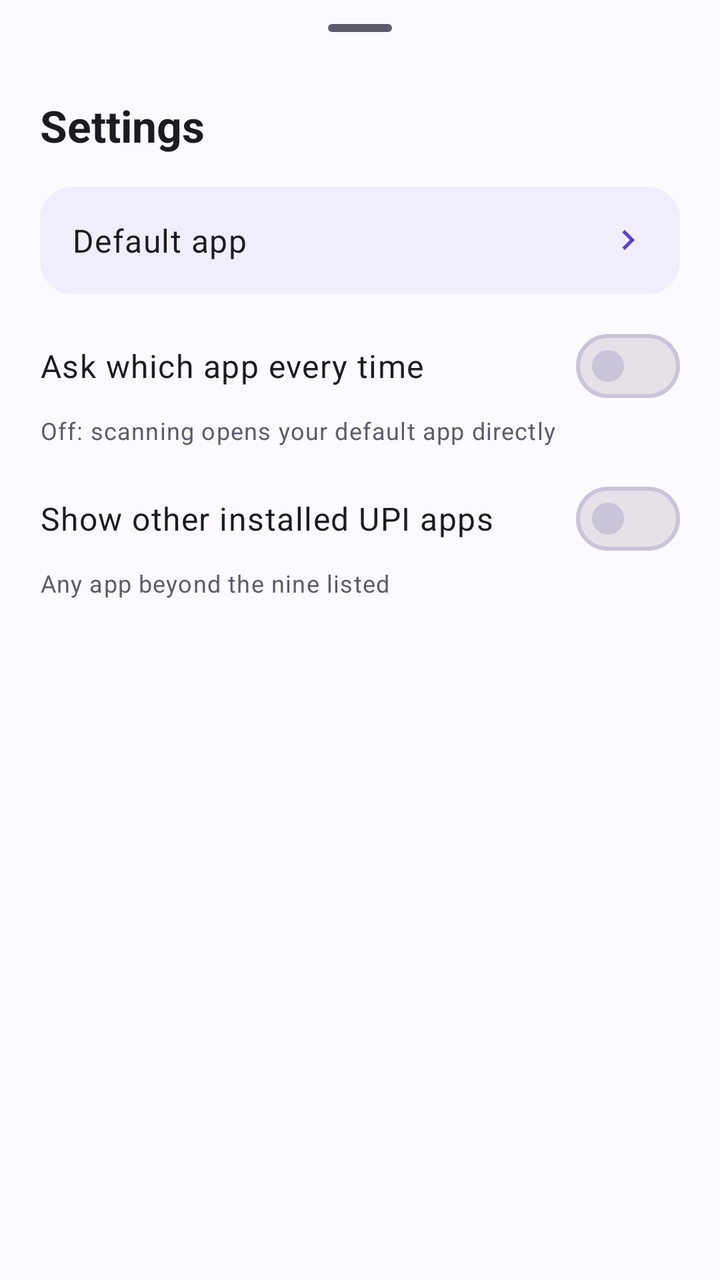
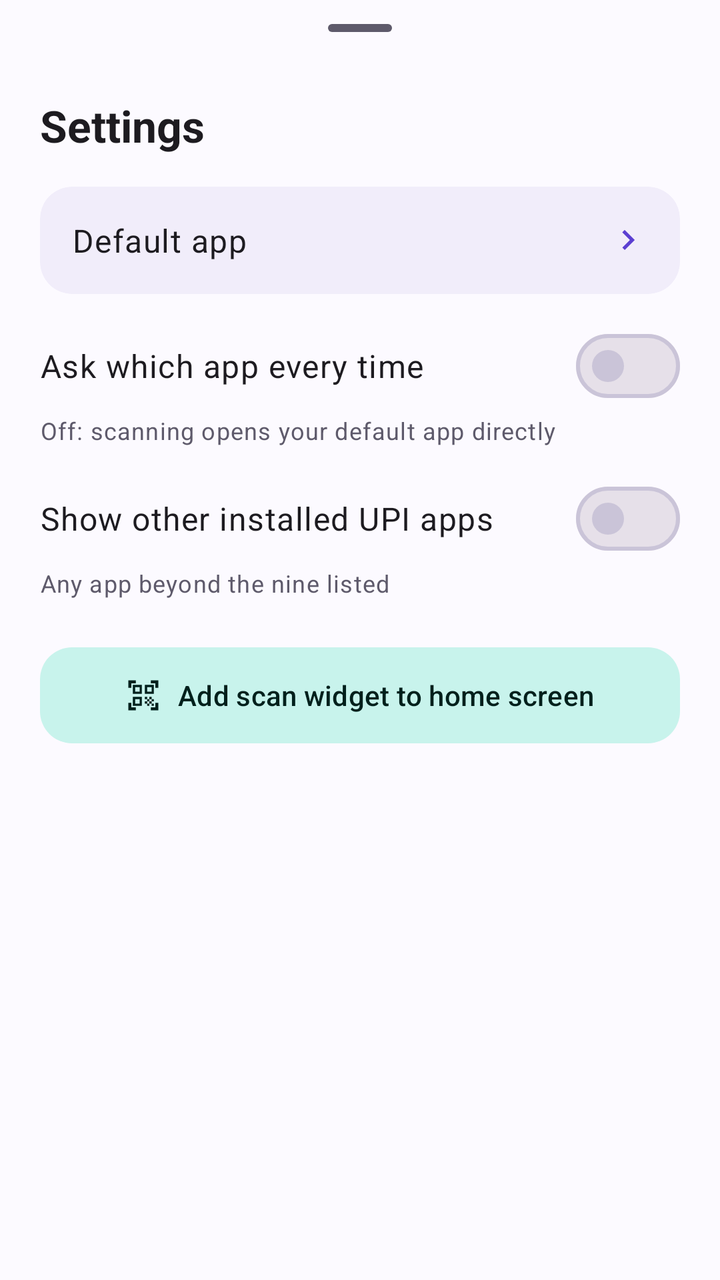

An Android layout rendered at two revisions. The XML below is the earlier revision; the diff shows what the commit changed to produce the second picture.
<!-- AndroidManifest.xml: application theme Theme.UpiHub -->
<!-- res/layout/sheet_settings.xml -->
<?xml version="1.0" encoding="utf-8"?>
<LinearLayout xmlns:android="http://schemas.android.com/apk/res/android"
    xmlns:app="http://schemas.android.com/apk/res-auto"
    android:layout_width="match_parent"
    android:layout_height="wrap_content"
    android:orientation="vertical"
    android:paddingHorizontal="20dp"
    android:paddingBottom="24dp">

    <com.google.android.material.bottomsheet.BottomSheetDragHandleView
        android:layout_width="match_parent"
        android:layout_height="wrap_content" />

    <TextView
        android:layout_width="wrap_content"
        android:layout_height="wrap_content"
        android:text="@string/settings"
        android:textAppearance="?attr/textAppearanceTitleLarge"
        android:textStyle="bold" />

    <com.google.android.material.card.MaterialCardView
        android:id="@+id/defaultRow"
        style="@style/Widget.Material3.CardView.Filled"
        android:layout_width="match_parent"
        android:layout_height="wrap_content"
        android:layout_marginTop="16dp"
        app:cardBackgroundColor="?attr/colorSurfaceContainer"
        app:cardCornerRadius="16dp">

        <LinearLayout
            android:layout_width="match_parent"
            android:layout_height="wrap_content"
            android:gravity="center_vertical"
            android:orientation="horizontal"
            android:padding="16dp">

            <TextView
                android:layout_width="0dp"
                android:layout_height="wrap_content"
                android:layout_weight="1"
                android:text="@string/default_app"
                android:textAppearance="?attr/textAppearanceBodyLarge" />

            <TextView
                android:id="@+id/defaultValue"
                android:layout_width="wrap_content"
                android:layout_height="wrap_content"
                android:textAppearance="?attr/textAppearanceLabelLarge"
                android:textColor="?attr/colorPrimary" />

            <ImageView
                android:layout_width="20dp"
                android:layout_height="20dp"
                android:importantForAccessibility="no"
                android:src="@drawable/ic_chevron_right"
                app:tint="?attr/colorPrimary" />
        </LinearLayout>
    </com.google.android.material.card.MaterialCardView>

    <com.google.android.material.materialswitch.MaterialSwitch
        android:id="@+id/alwaysAskSwitch"
        android:layout_width="match_parent"
        android:layout_height="wrap_content"
        android:layout_marginTop="12dp"
        android:text="@string/ask_every_time"
        android:textAppearance="?attr/textAppearanceBodyLarge" />

    <TextView
        android:layout_width="wrap_content"
        android:layout_height="wrap_content"
        android:text="@string/ask_every_time_summary"
        android:textAppearance="?attr/textAppearanceBodySmall"
        android:textColor="?attr/colorOnSurfaceVariant" />

    <com.google.android.material.materialswitch.MaterialSwitch
        android:id="@+id/showOthersSwitch"
        android:layout_width="match_parent"
        android:layout_height="wrap_content"
        android:layout_marginTop="12dp"
        android:text="@string/show_other_apps"
        android:textAppearance="?attr/textAppearanceBodyLarge" />

    <TextView
        android:layout_width="wrap_content"
        android:layout_height="wrap_content"
        android:text="@string/show_other_apps_summary"
        android:textAppearance="?attr/textAppearanceBodySmall"
        android:textColor="?attr/colorOnSurfaceVariant" />

    <TextView
        android:id="@+id/versionText"
        android:layout_width="wrap_content"
        android:layout_height="wrap_content"
        android:layout_marginTop="24dp"
        android:textAppearance="?attr/textAppearanceBodySmall"
        android:textColor="?attr/colorOnSurfaceVariant" />
</LinearLayout>
<!-- resources referenced by this layout -->
<resources>
  <!-- drawable ic_chevron_right (drawable) -->
  <vector xmlns:android="http://schemas.android.com/apk/res/android"
      android:width="24dp" android:height="24dp"
      android:viewportWidth="24" android:viewportHeight="24"
      android:tint="?attr/colorControlNormal">
      <path android:fillColor="@android:color/white" android:pathData="M10,6L8.59,7.41 13.17,12l-4.58,4.59L10,18l6,-6z" />
  </vector>
  <string name="ask_every_time">Ask which app every time</string>
  <string name="ask_every_time_summary">Off: scanning opens your default app directly</string>
  <string name="default_app">Default app</string>
  <string name="settings">Settings</string>
  <string name="show_other_apps">Show other installed UPI apps</string>
  <string name="show_other_apps_summary">Any app beyond the nine listed</string>
  <style name="Theme.UpiHub" parent="Theme.Material3.DayNight.NoActionBar">
          <item name="colorPrimary">@color/brand_primary</item>
          <item name="colorOnPrimary">@color/brand_on_primary</item>
          <item name="colorPrimaryContainer">@color/brand_primary_container</item>
          <item name="colorOnPrimaryContainer">@color/brand_on_primary_container</item>
          <item name="colorSecondary">@color/brand_secondary</item>
          <item name="colorSecondaryContainer">@color/brand_secondary_container</item>
          <item name="colorOnSecondaryContainer">@color/brand_on_secondary_container</item>
          <item name="colorSurface">@color/brand_surface</item>
          <item name="colorSurfaceContainer">@color/brand_surface_container</item>
          <item name="colorSurfaceContainerLow">@color/brand_surface_container</item>
          <item name="colorSurfaceContainerHigh">@color/brand_surface_container</item>
          <item name="colorOnSurface">@color/brand_on_surface</item>
          <item name="colorOnSurfaceVariant">@color/brand_on_surface_variant</item>
          <item name="colorOutline">@color/brand_outline</item>
          <item name="colorOutlineVariant">@color/brand_outline</item>
          <item name="android:colorBackground">@color/brand_surface</item>
          <item name="colorError">@color/error</item>
      </style>
  <color name="brand_primary">#5B3FD1</color>
  <color name="brand_on_primary">#FFFFFF</color>
  <color name="brand_primary_container">#E8E0FF</color>
  <color name="brand_on_primary_container">#1D0B66</color>
  <color name="brand_secondary">#00897B</color>
  <color name="brand_secondary_container">#C8F3EC</color>
  <color name="brand_on_secondary_container">#00201C</color>
  <color name="brand_surface">#FCFAFF</color>
  <color name="brand_surface_container">#F1EDFA</color>
  <color name="brand_on_surface">#1B1A21</color>
  <color name="brand_on_surface_variant">#5E5A6B</color>
  <color name="brand_outline">#CAC4D8</color>
  <color name="error">#BA1A1A</color>
</resources>

<!-- the commit's change to res/layout/sheet_settings.xml (unified diff, before → after) -->
@@ -87,6 +87,17 @@
         android:textAppearance="?attr/textAppearanceBodySmall"
         android:textColor="?attr/colorOnSurfaceVariant" />
 
+    <com.google.android.material.button.MaterialButton
+        android:id="@+id/addWidgetButton"
+        style="@style/Widget.Material3.Button.TonalButton"
+        android:layout_width="match_parent"
+        android:layout_height="56dp"
+        android:layout_marginTop="20dp"
+        android:text="@string/add_widget"
+        app:cornerRadius="16dp"
+        app:icon="@drawable/ic_qr_scan"
+        app:iconGravity="textStart" />
+
     <TextView
         android:id="@+id/versionText"
         android:layout_width="wrap_content"
<!-- resource entries referenced after the edit -->
@@ -7,6 +7,14 @@
       android:tint="?attr/colorControlNormal">
       <path android:fillColor="@android:color/white" android:pathData="M10,6L8.59,7.41 13.17,12l-4.58,4.59L10,18l6,-6z" />
   </vector>
+  <!-- drawable ic_qr_scan (drawable) -->
+  <vector xmlns:android="http://schemas.android.com/apk/res/android"
+      android:width="24dp" android:height="24dp"
+      android:viewportWidth="24" android:viewportHeight="24">
+      <path android:fillColor="#FFFFFF"
+          android:pathData="M9.5,6.5v3h-3v-3H9.5M11,5H5v6h6V5L11,5zM9.5,14.5v3h-3v-3H9.5M11,13H5v6h6V13L11,13zM17.5,6.5v3h-3v-3H17.5M19,5h-6v6h6V5L19,5zM13,13h1.5v1.5H13V13zM14.5,14.5H16V16h-1.5V14.5zM16,13h1.5v1.5H16V13zM13,16h1.5v1.5H13V16zM14.5,17.5H16V19h-1.5V17.5zM16,16h1.5v1.5H16V16zM17.5,14.5H19V16h-1.5V14.5zM17.5,17.5H19V19h-1.5V17.5zM22,7h-2V4h-3V2h5V7zM22,22v-5h-2v3h-3v2H22zM2,22h5v-2H4v-3H2V22zM2,2v5h2V4h3V2H2z" />
+  </vector>
+  <string name="add_widget">Add scan widget to home screen</string>
   <string name="ask_every_time">Ask which app every time</string>
   <string name="ask_every_time_summary">Off: scanning opens your default app directly</string>
   <string name="default_app">Default app</string>
